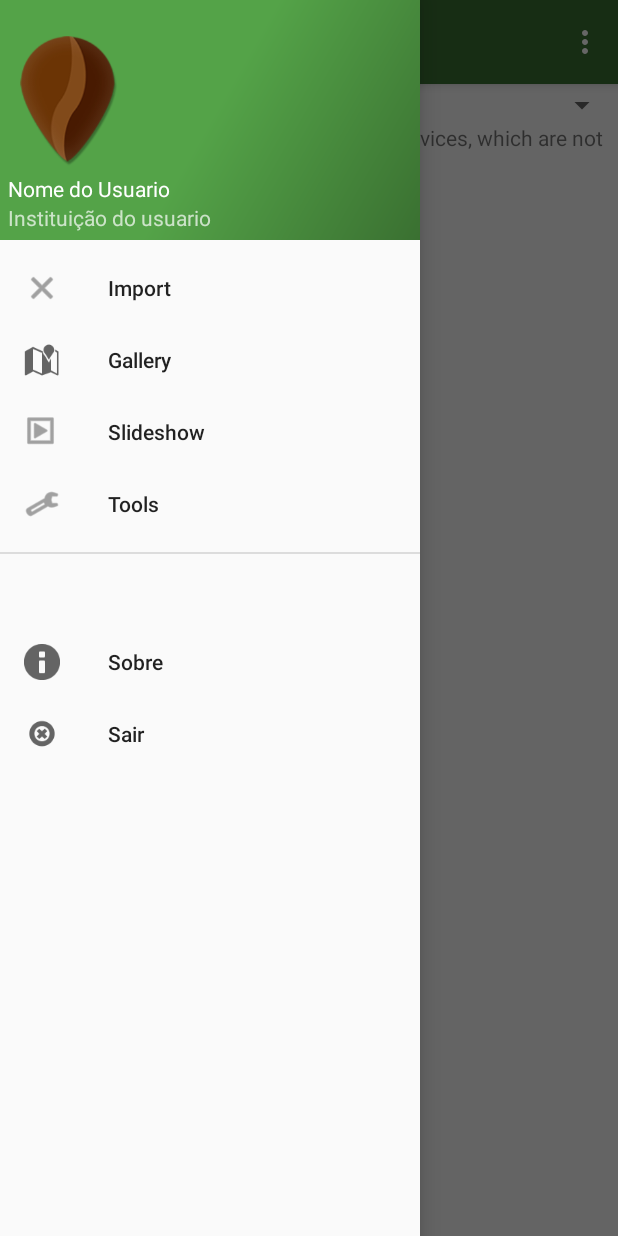
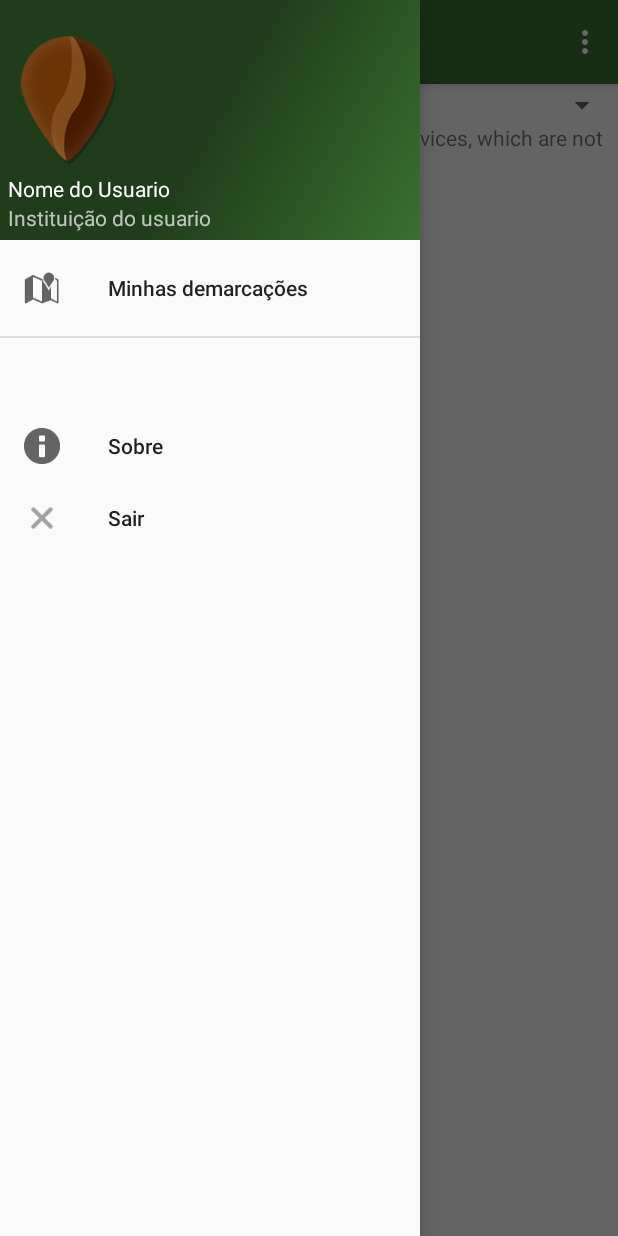
Before and after one commit to yasminbacha/dcafe, an Android app: the Principal screen opened directly, with no data from a screen before it, with the side drawer open, on a phone screen of 412 x 824 dp. Run offline under Robolectric (Android 15) with nearby library versions, the phone set to English and light mode, and no system bars; 2 statements that could not run were skipped.

```diff
--- a/DCafe/app/src/main/AndroidManifest.xml
+++ b/DCafe/app/src/main/AndroidManifest.xml
@@ -10,6 +10,7 @@
          location permissions for the 'MyLocation' functionality.
     -->
     <uses-permission android:name="android.permission.ACCESS_FINE_LOCATION" />
+    <uses-permission android:name="android.permission.ACCESS_COARSE_LOCATION" />
 
     <permission
         android:name="your.package.name.permission.MAPS_RECEIVE"
@@ -75,6 +76,8 @@
         </activity>
         <activity android:name=".SobreActivity" >
         </activity>
+        <activity android:name=".DemarcarPoligonoActivity" >
+        </activity>
     </application>
 
 </manifest>
--- a/DCafe/app/src/main/res/menu/activity_principal_drawer.xml
+++ b/DCafe/app/src/main/res/menu/activity_principal_drawer.xml
@@ -2,21 +2,15 @@
 <menu xmlns:android="http://schemas.android.com/apk/res/android">
 
     <group android:checkableBehavior="single">
-        <item android:id="@+id/nav_camara" android:icon="@android:drawable/ic_menu_close_clear_cancel"
-            android:title="Import" />
-        <item android:id="@+id/nav_gallery" android:icon="@android:drawable/ic_dialog_map"
-            android:title="Gallery" />
-        <item android:id="@+id/nav_slideshow" android:icon="@android:drawable/ic_menu_slideshow"
-            android:title="Slideshow" />
-        <item android:id="@+id/nav_manage" android:icon="@android:drawable/ic_menu_manage"
-            android:title="Tools" />
+        <item android:id="@+id/nav_demarcacoes" android:icon="@android:drawable/ic_dialog_map"
+            android:title="Minhas demarcações" />
     </group>
 
     <item android:title="">
         <menu>
             <item android:id="@+id/nav_sobre" android:icon="@android:drawable/ic_dialog_info"
                 android:title="Sobre" />
-            <item android:id="@+id/nav_sair" android:icon="@android:drawable/ic_notification_clear_all"
+            <item android:id="@+id/nav_sair" android:icon="@android:drawable/ic_menu_close_clear_cancel"
                 android:title="Sair" />
         </menu>
     </item>
--- a/DCafe/app/src/main/res/values/colors.xml
+++ b/DCafe/app/src/main/res/values/colors.xml
@@ -2,7 +2,7 @@
 <resources>
     <color name="colorPrimaryDark">#4A1E03</color>
     <color name="colorPrimary">#3A7031</color>
-    <color name="colorAccent">#54A348</color>
+    <color name="colorAccent">#203D1B</color>
 
 
     <color name="black_overlay">#66000000</color>
--- a/DCafe/app/src/main/res/values/strings.xml
+++ b/DCafe/app/src/main/res/values/strings.xml
@@ -219,4 +219,12 @@
     <string name="preferences">Preferences</string>
 
 
+    <!-- Nome das Classes-->
+    <string name="nomeClasseAgua">Agua</string>
+    <string name="nomeClasseAreaUrbana">Area_urbana</string>
+    <string name="nomeClasseCafe">Cafe</string>
+    <string name="nomeClasseMata">Mata</string>
+    <string name="nomeClasseOutrosUsos">Outros_usos</string>
+    <string name="nomeUsoCorreto">Uso_correto</string>
+
 </resources>
```
Also changed, not shown: DCafe/app/src/main/java/epamig/dcafe/Principal.java (+158 -51 lines).
